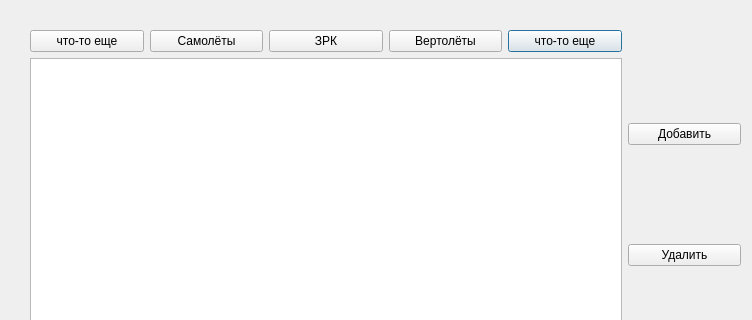
Before: the Qt Designer form datawindow.ui in NeGvozd/CppLearningProject, drawn with Qt 5; both pictures show x 0 to 752 and y 0 to 320 of the 843 by 499 pixel window.
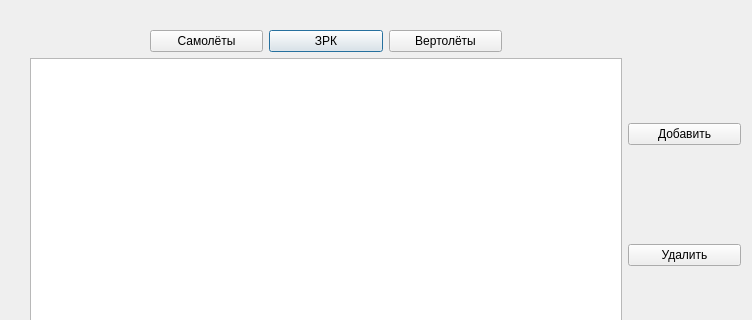
After: the same form once the commit is applied.

Diff of the .ui file:
```diff
--- a/datawindow.ui
+++ b/datawindow.ui
@@ -23,13 +23,6 @@
     </rect>
    </property>
    <layout class="QGridLayout" name="gridLayout">
-    <item row="2" column="4">
-     <widget class="QPushButton" name="pushButton_2">
-      <property name="text">
-       <string>что-то еще</string>
-      </property>
-     </widget>
-    </item>
     <item row="2" column="2">
      <widget class="QPushButton" name="zrkButton">
       <property name="text">
@@ -68,13 +61,6 @@
       </property>
      </widget>
     </item>
-    <item row="2" column="0">
-     <widget class="QPushButton" name="pushButton_7">
-      <property name="text">
-       <string>что-то еще</string>
-      </property>
-     </widget>
-    </item>
    </layout>
   </widget>
  </widget>
```
